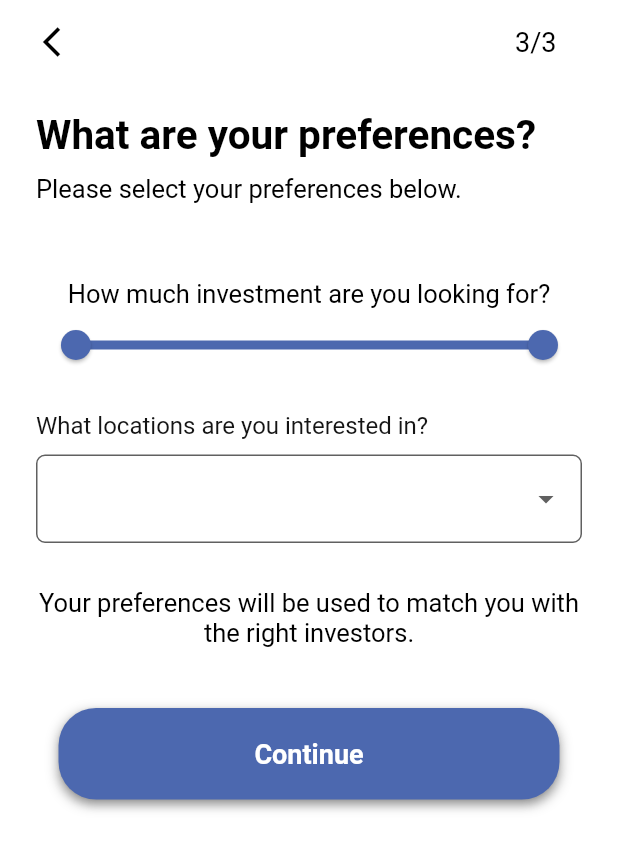
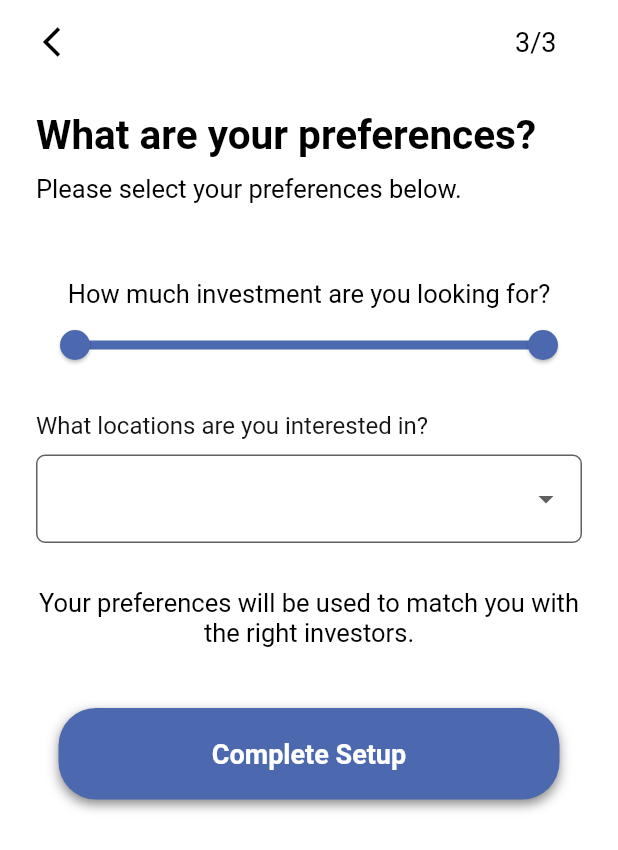
Before and after one commit to Omar-Arja/InvestorConnect, a Flutter app: the StartupPreferencesScreen screen opened by its route, on a phone screen of 412 x 824 dp. Shown: the top 850 px of the screen. Run offline on Flutter 3.47's test engine with Material 2 defaults, Android fonts, the phone set to English and light mode, and no system bars; our stand-ins replace dio, flutter_svg, image_picker, shared_preferences, video_player; missing offline and left inert: video_thumbnail; accounts and stored records are empty; statements that could not run were skipped.

Commit message:
[Client] Refactored code & made minor enhancements

```diff
--- a/app/client/lib/models/investor_profile.dart
+++ b/app/client/lib/models/investor_profile.dart
@@ -31,7 +31,7 @@ class InvestorProfileModel {
       minInvestmentAmount: json['min_investment_amount'] ?? 0,
       maxInvestmentAmount: json['max_investment_amount'] ?? 0,
       preferredIndustries: List<String>.from(json['industries'] ?? []),
-      preferredLocations: List<String>.from(json['locations'] ?? []),
+      preferredLocations: List<String>.from(json['preferred_locations'] ?? []),
       preferredInvestmentStages: List<String>.from(json['investment_stages'] ?? []),
     );
   }
@@ -44,7 +44,7 @@ class InvestorProfileModel {
       'min_investment_amount': minInvestmentAmount,
       'max_investment_amount': maxInvestmentAmount,
       'industries': preferredIndustries,
-      'locations': preferredLocations,
+      'preferred_locations': preferredLocations,
       'investment_stages': preferredInvestmentStages,
     };
   }
--- a/app/client/lib/screens/profile/startup/startup_setup_profile_2.dart
+++ b/app/client/lib/screens/profile/startup/startup_setup_profile_2.dart
@@ -27,7 +27,7 @@ class _StartupSetupProfileScreen2State extends State<StartupSetupProfileScreen2>
   @override
   void didChangeDependencies() {
     super.didChangeDependencies();
-    startupData = ModalRoute.of(context)?.settings.arguments as StartupProfileModel?;
+    startupData = ModalRoute.of(context)?.settings.arguments as StartupProfileModel;
   }
 
   Future<void> _pickVideo() async {
@@ -84,7 +84,7 @@ class _StartupSetupProfileScreen2State extends State<StartupSetupProfileScreen2>
       return;
     }
     startupData?.pitchVideoFile = videoFile;
-    startupData?.companyDescription = descriptionInputValue;
+    startupData?.companyDescription = descriptionInputValue.trim();
     Navigator.of(context).pushNamed('/startup_setup_profile_3', arguments: startupData);
   }
 
--- a/app/client/lib/screens/profile/startup/startup_setup_profile_3.dart
+++ b/app/client/lib/screens/profile/startup/startup_setup_profile_3.dart
@@ -16,15 +16,15 @@ class StartupPreferencesScreen extends StatefulWidget {
 class _StartupPreferencesScreenState extends State<StartupPreferencesScreen> {
   final ScrollController _scrollController = ScrollController();
   StartupProfileModel? startupData;
-  String buttonText = 'Continue';
-  double minInvestmentAmount = 1000;
+  String buttonText = 'Complete Setup';
+  double minInvestmentAmount = 0;
   double maxInvestmentAmount = 500000;
   List<String> selectedLocations = [];
 
   @override
   void didChangeDependencies() {
     super.didChangeDependencies();
-    startupData = ModalRoute.of(context)?.settings.arguments as StartupProfileModel?;
+    startupData = ModalRoute.of(context)?.settings.arguments as StartupProfileModel;
   }
 
   void handleFormSubmit() async {
@@ -42,8 +42,10 @@ class _StartupPreferencesScreenState extends State<StartupPreferencesScreen> {
     setState(() {
       if (data['status'] == 'success') {
         buttonText = 'Success!';
+      } else if (data.containsKey('message')){
+        buttonText = data['message'];
       } else {
-        buttonText = 'An error occurred. Please try again later.';
+        buttonText = 'Oops! Something Went Wrong. Please Retry.';
       }
     });
 
@@ -52,7 +54,7 @@ class _StartupPreferencesScreenState extends State<StartupPreferencesScreen> {
         Navigator.of(context).pushNamedAndRemoveUntil('/home', (route) => false);
       } else {
         setState(() {
-          buttonText = 'Continue';
+          buttonText = 'Complete Setup';
         });
       }
     });
@@ -63,7 +65,7 @@ class _StartupPreferencesScreenState extends State<StartupPreferencesScreen> {
 
     Timer(const Duration(seconds: 2), () {
       setState(() {
-        buttonText = 'Continue';
+        buttonText = 'Complete Setup';
       });
     });
   }
@@ -149,8 +151,8 @@ class _StartupPreferencesScreenState extends State<StartupPreferencesScreen> {
                   values: RangeValues(minInvestmentAmount, maxInvestmentAmount),
                   divisions: 100,
                   labels: RangeLabels(
-                    "\$${(minInvestmentAmount / 1000).toStringAsFixed(0)}k",
-                    "\$${(maxInvestmentAmount / 1000).toStringAsFixed(0)}k",
+                    "\$${(minInvestmentAmount / 1000).toStringAsFixed(0)}K",
+                    "\$${(maxInvestmentAmount / 1000).toStringAsFixed(0)}K",
                   ),
                   min: 0,
                   max: 500000,
```
